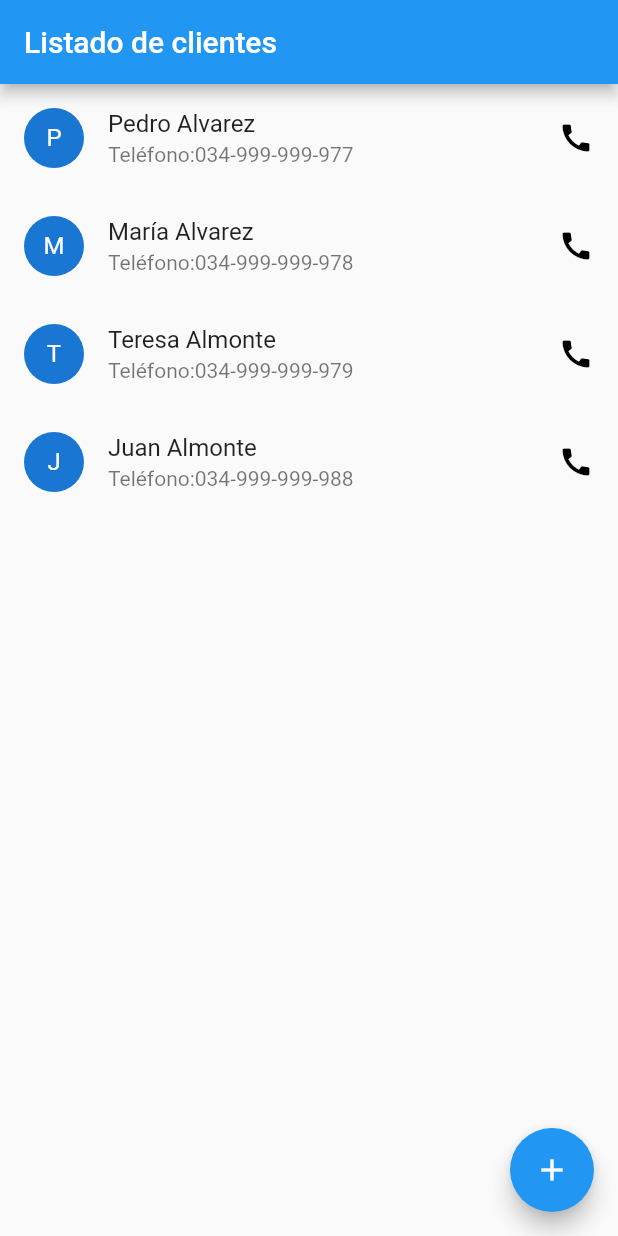
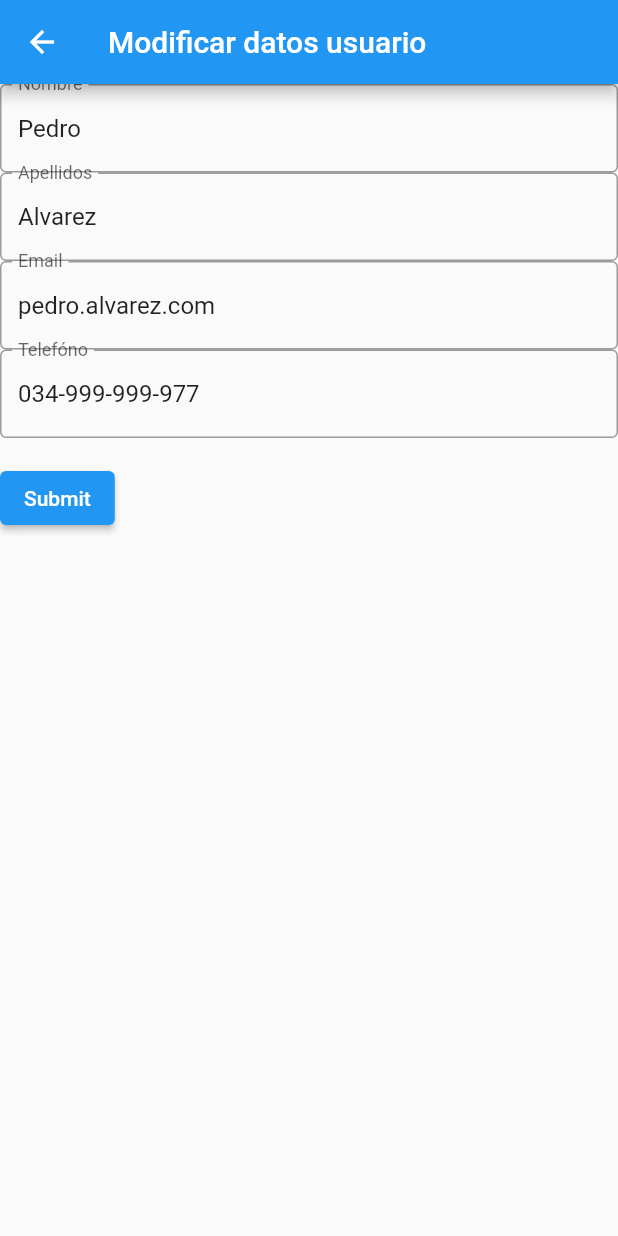
Before and after one commit to UO264637/vets-UO264637-flutter-app, a Flutter app: the screen it shows after launch, after a tap on an icon or button, on a phone screen of 412 x 824 dp. Run offline on Flutter 3.47's test engine with Material 2 defaults, Android fonts, the phone set to English and light mode, and no system bars.

Commit message:
vets-UO264637-flutter-05-Actualizando un usuario

```diff
--- a/vets_uo264637_flutter_app/lib/pages/home_page.dart
+++ b/vets_uo264637_flutter_app/lib/pages/home_page.dart
@@ -2,7 +2,8 @@
 
 import 'package:vets_uo264637_flutter_app/src/user.dart';
 import 'user_sigup_form.dart';
-import 'package:vets_uo264637_flutter_app/custom_alert_dialog.dart';
+import 'package:vets_uo264637_flutter_app/pages/custom_alert_dialog.dart';
+import 'package:vets_uo264637_flutter_app/pages/user_edit.dart';
 
 class HomePage extends StatefulWidget {
   //final String _title;
@@ -29,7 +30,29 @@
         itemCount: users.length,
         itemBuilder: (context, index) {
           return ListTile(
-            onTap: () {},
+            onTap: () {
+              User currentUser = users[index];
+              Navigator.push(
+                      context,
+                      MaterialPageRoute(
+                          builder: (context) => UserEdit(user: currentUser)))
+                  .then((modifiedUser) => {
+                        if (modifiedUser != null)
+                          {
+                            setState(() {
+                              users.removeAt(index);
+                            users.insert(index, modifiedUser);
+                              String message =
+                                  "El usuario ${modifiedUser.name} ha sido actualizado correctamenet.";
+                              showDialog(
+                                context: context,
+                                builder: (context) => CustomAlertDialog.create(
+                                    context, 'Información', message),
+                              );
+                            })
+                          }
+                      });
+            },
             onLongPress: () {},
             title: Text("${users[index].name} ${users[index].surname}"),
             subtitle: Text("${'Teléfono:'}${users[index].phone}"),
--- /dev/null
+++ b/vets_uo264637_flutter_app/lib/pages/user_edit.dart
@@ -0,0 +1,126 @@
+import 'package:flutter/material.dart';
+import 'package:vets_uo264637_flutter_app/src/user.dart';
+
+class UserEdit extends StatefulWidget {
+  final User user;
+  const UserEdit({super.key, required this.user});
+  @override
+  State<StatefulWidget> createState() => StateUserEdit();
+}
+
+class StateUserEdit extends State<UserEdit> {
+  final _formKey = GlobalKey<FormState>();
+  final TextEditingController nameController = TextEditingController();
+  final TextEditingController surnameController = TextEditingController();
+  final TextEditingController emailController = TextEditingController();
+  final TextEditingController phoneController = TextEditingController();
+
+  @override
+  void initState(){
+    User user =widget.user;
+    nameController.text = user.name;
+    surnameController.text = user.surname;
+    emailController.text = user.email;
+    phoneController.text = user.phone;
+    super.initState();
+
+  }
+
+  @override
+  Widget build(BuildContext context) {
+    return Scaffold(
+        appBar: AppBar(
+          title: const Text("Modificar datos usuario"),
+        ),
+        body: Form(
+          key: _formKey,
+          child: Column(
+            crossAxisAlignment: CrossAxisAlignment.start,
+            children: [
+              TextFormField(
+                controller: nameController,
+                decoration: const InputDecoration(
+                  labelText: 'Nombre',
+                  hintText: 'Introduce tu nombre',
+                  border: OutlineInputBorder(),
+                ),
+                validator: (value) {
+                  if (value == null || value.isEmpty) {
+                    return 'por Favor digite el nombre';
+                  }
+                  return null;
+                },
+                 onSaved: (value) => nameController.text = value ?? '',
+              ),
+              TextFormField(
+                controller: surnameController,
+                decoration: const InputDecoration(
+                  labelText: 'Apellidos',
+                  hintText: 'Introduce tu apellidos',
+                  border: OutlineInputBorder(),
+                ),
+                validator: (value) {
+                  if (value == null || value.isEmpty) {
+                    return 'por favor digite los apellidos';
+                  }
+                  return null;
+                },
+                onSaved: (value) {
+                  surnameController.text = value ?? '';
+                },
+              ),
+              TextFormField(
+                controller: emailController,
+                decoration: const InputDecoration(
+                  labelText: 'Email',
+                  hintText: 'Introduce tu email',
+                  border: OutlineInputBorder(),
+                ),
+                validator: (value) {
+                  if (value == null || value.isEmpty) {
+                    return 'por favor digite el  email';
+                  }
+                  return null;
+                },
+                onSaved: (value) {
+                  emailController.text = value ?? '';
+                },
+              ),
+              TextFormField(
+                controller:phoneController,
+                decoration: const InputDecoration(
+                  labelText: 'Telefóno',
+                  hintText: 'Introduce tu email',
+                  border: OutlineInputBorder(),
+                ),
+                validator: (value) {
+                  if (value == null || value.isEmpty) {
+                    return 'por favor digite el telefono ';
+                  }
+                  return null;
+                },
+                onSaved: (value) {
+                  phoneController.text = value ?? '';
+                },
+              ),
+              Padding(
+                padding: const EdgeInsets.symmetric(vertical: 16.0),
+                child: ElevatedButton(
+                  onPressed: () {
+                    if (_formKey.currentState!.validate()) {
+                       ScaffoldMessenger.of(context).showSnackBar(
+                        const SnackBar(content: Text('Processing Data')),
+                      );
+                      _formKey.currentState!.save();
+                      User user = User(nameController.text, surnameController.text, emailController.text, phoneController.text);
+                      Navigator.pop(context, user);
+                    }
+                  },
+                  child: const Text('Submit'),
+                ),
+              ),
+            ],
+          ),
+        ));
+  }
+}
```
Also changed, not shown: vets_uo264637_flutter_app/lib/pages/custom_alert_dialog.dart (renamed from vets_uo264637_flutter_app/lib/custom_alert_dialog.dart).
